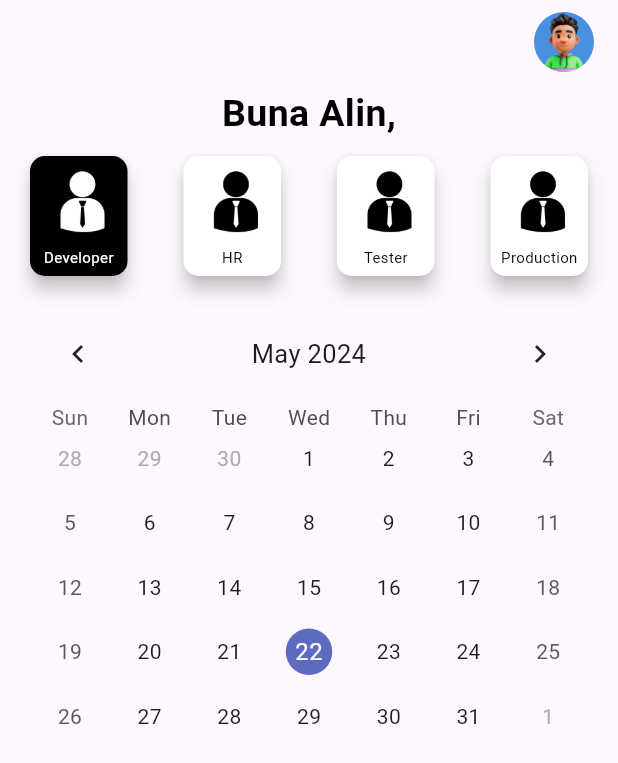
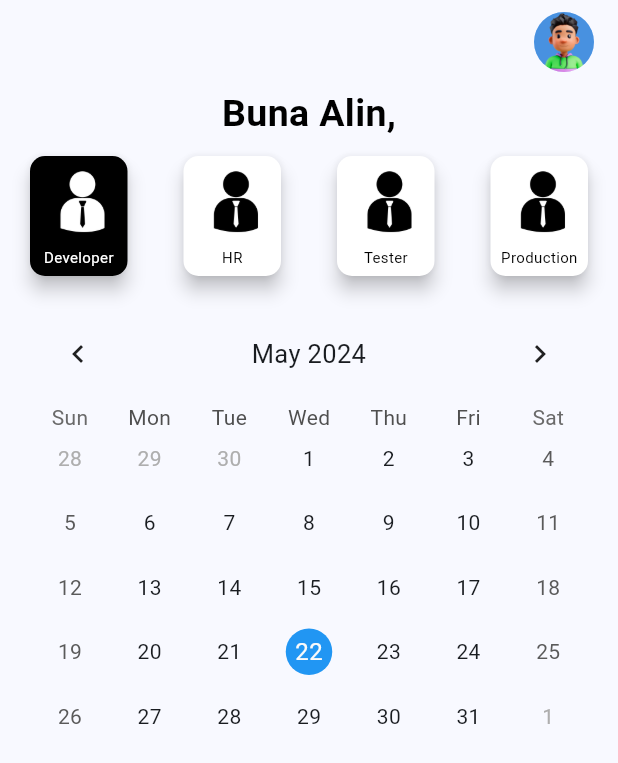
Before and after one commit to JohnnyChris/Proiect_IP, a Flutter app: the HomeScreen screen opened directly, on a phone screen of 412 x 824 dp. Shown: the top 763 px of the screen. Run offline on Flutter 3.47's test engine with Material 3 defaults, Android fonts, the phone set to English and light mode, and no system bars; drawn by our look-alikes of table_calendar; our stand-ins replace flutter_riverpod, iconsax, line_awesome_flutter.

Commit message:
added blue theme and blue calendar highlight

```diff
--- a/swift_key/lib/main.dart
+++ b/swift_key/lib/main.dart
@@ -1,5 +1,6 @@
 import 'package:flutter/material.dart';
 import 'package:flutter_riverpod/flutter_riverpod.dart';
+import 'package:swift_key/constants/colors.dart';
 import 'package:swift_key/screens/login1.dart';
 
 void main() {
@@ -12,10 +13,11 @@ class MyApp extends StatelessWidget {
   // This widget is the root of your application.
   @override
   Widget build(BuildContext context) {
-    return const MaterialApp(
+    return MaterialApp(
       debugShowCheckedModeBanner: false,
       title: 'Flutter Demo',
       home: LoginScreen1(),
+      theme: ThemeData(colorSchemeSeed: AppColors.blue),
     );
   }
 }
--- a/swift_key/lib/screens/home.dart
+++ b/swift_key/lib/screens/home.dart
@@ -116,6 +116,12 @@ class _HomeScreenState extends State<HomeScreen> {
                 firstDay: DateTime.utc(2010, 10, 16),
                 lastDay: DateTime.utc(2030, 10, 16),
                 onDaySelected: _onDaySelected,
+                calendarStyle: CalendarStyle(
+                    selectedDecoration: BoxDecoration(
+                        color: AppColors.blue, shape: BoxShape.circle),
+                    todayDecoration: BoxDecoration(
+                        color: AppColors.blue.withOpacity(0.5),
+                        shape: BoxShape.circle)),
               ),
             ),
           ],
--- a/swift_key/lib/screens/login1.dart
+++ b/swift_key/lib/screens/login1.dart
@@ -106,6 +106,7 @@ class _LoginScreen1State extends State<LoginScreen1> {
 
                       //sign in button
                       SizedBox(
+                        height: 60,
                         width: double.infinity,
                         child: ElevatedButton(
                           onPressed: () {
@@ -116,8 +117,8 @@ class _LoginScreen1State extends State<LoginScreen1> {
                             );
                           },
                           style: ElevatedButton.styleFrom(
-                            backgroundColor:
-                                AppColors.blue, // culoarea de fundal
+                            backgroundColor: AppColors.blue,
+                            // culoarea de fundal
                           ),
                           child: const Text(
                             "Sign in",
@@ -133,6 +134,7 @@ class _LoginScreen1State extends State<LoginScreen1> {
 
                       //create account button
                       SizedBox(
+                        height: 60,
                         width: double.infinity,
                         child: ElevatedButton(
                           onPressed: () {
```
Also changed, not shown: swift_key/lib/screens/signup.dart (+6 -1 lines).
